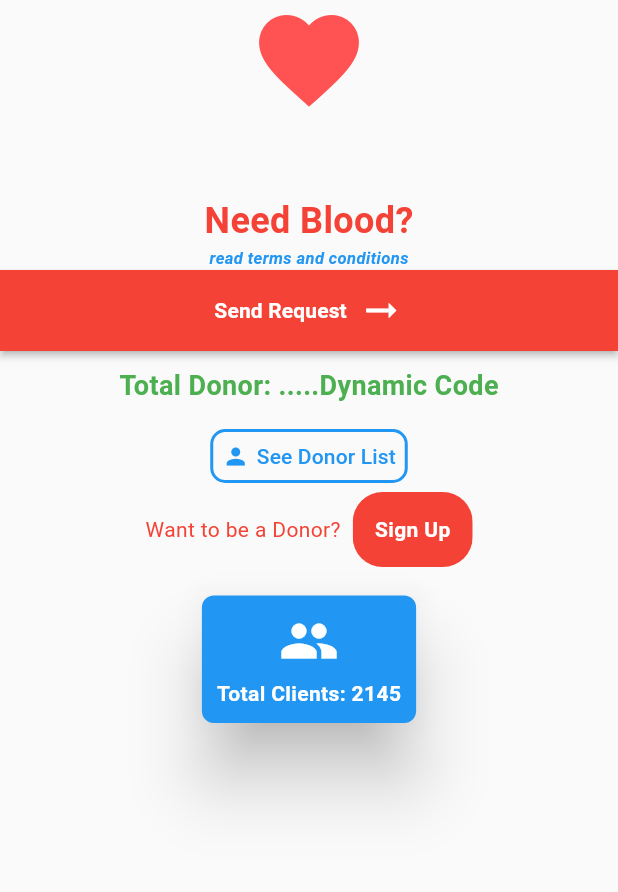
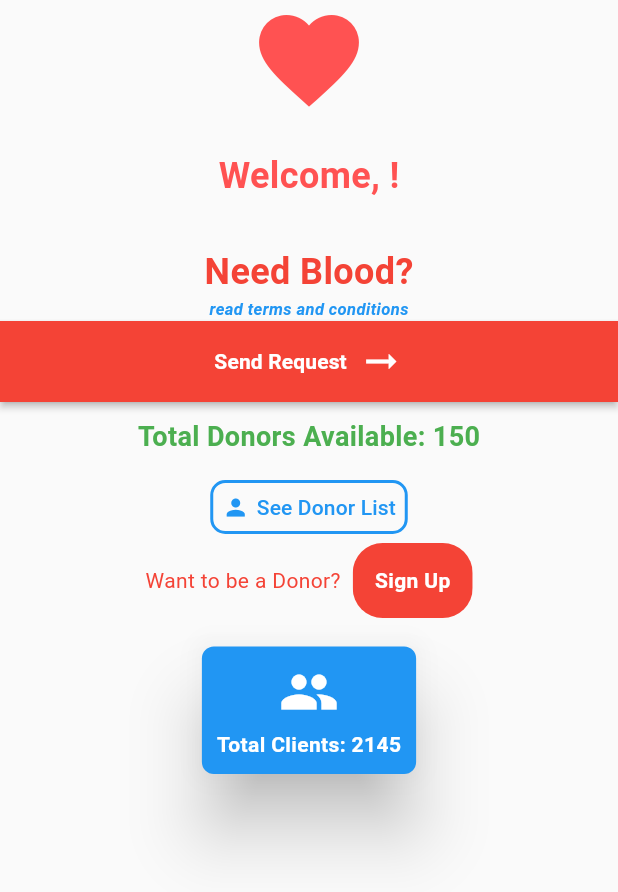
Before and after one commit to saifthpb/blood_sea, a Flutter app: the HomeScreen widget shown alone on an empty page, opened directly, on a phone screen of 412 x 824 dp. Shown: the top 892 px of the screen. Run offline on Flutter 3.47's test engine with Material 3 defaults, Android fonts, the phone set to English and light mode, and no system bars; our stand-ins replace cloud_firestore, equatable, firebase_auth, firebase_core, firebase_messaging, firebase_storage and 4 more; missing offline and left inert: dart:html; accounts and stored records are empty.

Commit message:
fix home screen

```diff
--- /dev/null
+++ b/lib/features/auth/models/user_model.dart
@@ -0,0 +1,90 @@
+import 'package:equatable/equatable.dart';
+
+class UserModel extends Equatable {
+  final String uid;
+  final String email;
+  final String? name;
+  final String? phoneNumber;
+  final String? bloodGroup;
+  final String? address;
+  final String? userType; // 'donor' or 'client'
+  final DateTime? lastDonationDate;
+  final bool isAvailable;
+
+  const UserModel({
+    required this.uid,
+    required this.email,
+    this.name,
+    this.phoneNumber,
+    this.bloodGroup,
+    this.address,
+    this.userType,
+    this.lastDonationDate,
+    this.isAvailable = true,
+  });
+
+  @override
+  List<Object?> get props => [
+        uid,
+        email,
+        name,
+        phoneNumber,
+        bloodGroup,
+        address,
+        userType,
+        lastDonationDate,
+        isAvailable,
+      ];
+
+  Map<String, dynamic> toMap() {
+    return {
+      'uid': uid,
+      'email': email,
+      'name': name,
+      'phoneNumber': phoneNumber,
+      'bloodGroup': bloodGroup,
+      'address': address,
+      'userType': userType,
+      'lastDonationDate': lastDonationDate?.toIso8601String(),
+      'isAvailable': isAvailable,
+    };
+  }
+
+  factory UserModel.fromMap(Map<String, dynamic> map) {
+    return UserModel(
+      uid: map['uid'] ?? '',
+      email: map['email'] ?? '',
+      name: map['name'],
+      phoneNumber: map['phoneNumber'],
+      bloodGroup: map['bloodGroup'],
+      address: map['address'],
+      userType: map['userType'],
+      lastDonationDate: map['lastDonationDate'] != null
+          ? DateTime.parse(map['lastDonationDate'])
+          : null,
+      isAvailable: map['isAvailable'] ?? true,
+    );
+  }
+
+  UserModel copyWith({
+    String? name,
+    String? phoneNumber,
+    String? bloodGroup,
+    String? address,
+    String? userType,
+    DateTime? lastDonationDate,
+    bool? isAvailable,
+  }) {
+    return UserModel(
+      uid: uid,
+      email: email,
+      name: name ?? this.name,
+      phoneNumber: phoneNumber ?? this.phoneNumber,
+      bloodGroup: bloodGroup ?? this.bloodGroup,
+      address: address ?? this.address,
+      userType: userType ?? this.userType,
+      lastDonationDate: lastDonationDate ?? this.lastDonationDate,
+      isAvailable: isAvailable ?? this.isAvailable,
+    );
+  }
+}
--- a/lib/features/home/home_screen.dart
+++ b/lib/features/home/home_screen.dart
@@ -1,8 +1,7 @@
-import 'package:blood_sea/features/privacy_policy/privacy_policy_screen.dart';
 import 'package:flutter/material.dart';
-import 'package:blood_sea/features/donors/donor_search_screen.dart';
-import 'package:blood_sea/features/donors/donor_list_screen.dart';
-import '../auth/donor_registration_screen.dart';
+import 'package:flutter_bloc/flutter_bloc.dart';
+import 'package:blood_sea/features/auth/bloc/auth_bloc.dart';
+import 'package:go_router/go_router.dart';
 
 class HomeScreen extends StatefulWidget {
   const HomeScreen({super.key});
@@ -12,9 +11,16 @@ class HomeScreen extends StatefulWidget {
 }
 
 class _HomeScreenState extends State<HomeScreen> {
-
   @override
   Widget build(BuildContext context) {
+    return BlocBuilder<AuthBloc, AuthState>(
+      builder: (context, state) {
+        if (state is! Authenticated) {
+          return const Center(child: CircularProgressIndicator());
+        }
+
+        final user = state.userModel;
+
         return SingleChildScrollView(
           child: Center(
             child: Column(
@@ -26,25 +32,21 @@ class _HomeScreenState extends State<HomeScreen> {
                   color: Colors.redAccent,
                 ),
                 const SizedBox(height: 20),
-            // Text(
-            //   "Welcome to Blood Donation App!",
-            //   style: TextStyle(
-            //     fontSize: 24,
-            //     fontWeight: FontWeight.bold,
-            //     color: Colors.redAccent,
-            //   ),
-            // ),
+
+                // Welcome message with user name
+                if (user.name != null)
+                  Text(
+                    "Welcome, ${user.name}!",
+                    style: const TextStyle(
+                      fontSize: 24,
+                      fontWeight: FontWeight.bold,
+                      color: Colors.redAccent,
+                    ),
+                  ),
+
                 const SizedBox(height: 10),
-            // Text(
-            //   "Save lives by donating blood.",
-            //   style: TextStyle(
-            //     fontSize: 16,
-            //     color: Colors.black54,
-            //   ),
-            // ),
-            const SizedBox(
-              height: 20,
-            ),
+
+                const SizedBox(height: 20),
                 const Text(
                   "Need Blood?",
                   style: TextStyle(
@@ -54,14 +56,7 @@ class _HomeScreenState extends State<HomeScreen> {
                   ),
                 ),
                 GestureDetector(
-              onTap: () {
-                // Navigate to privacyPolicyFragment.dart
-                Navigator.push(
-                  context,
-                  MaterialPageRoute(
-                      builder: (context) => const PrivacyPolicyScreen()),
-                );
-              },
+                  onTap: () => context.pushNamed('privacyPolicy'),
                   child: const Text(
                     "read terms and conditions",
                     style: TextStyle(
@@ -73,14 +68,7 @@ class _HomeScreenState extends State<HomeScreen> {
                   ),
                 ),
                 ElevatedButton(
-                onPressed: () {
-                  Navigator.push(
-                    context,
-                    MaterialPageRoute(
-                      builder: (context) => const DonorSearchScreen(),
-                    ),
-                  );
-                },
+                  onPressed: () => context.pushNamed('donorSearch'),
                   style: ElevatedButton.styleFrom(
                     backgroundColor: Colors.red,
                     foregroundColor: Colors.white,
@@ -109,66 +97,60 @@ class _HomeScreenState extends State<HomeScreen> {
                         size: 30,
                       ),
                     ],
-                )),
-            const SizedBox(
-              height: 10,
                   ),
-            const Text(
-              "Total Donor: .....Dynamic Code",
+                ),
+                const SizedBox(height: 10),
+
+                // Show total donors count
+                BlocBuilder<AuthBloc, AuthState>(
+                  builder: (context, state) {
+                    // You might want to add a separate bloc for donor count
+                    return const Text(
+                      "Total Donors Available: 150",  // Replace with actual count
                       style: TextStyle(
                         fontSize: 18,
                         fontWeight: FontWeight.bold,
-                //fontFamily: 'fonts/Lato-Bold.ttf',
                         color: Colors.green,
                       ),
-            ),
-            const SizedBox(
-              height: 10,
-            ),
-            OutlinedButton(
-              onPressed: () {
-                //Navigator.push(context, MaterialPageRoute(builder: (context) => donorList()),);
-                Navigator.push(
-                  context,
-                  MaterialPageRoute(builder: (context) => const DonorListScreen()),
                     );
                   },
+                ),
+
+                const SizedBox(height: 10),
+                OutlinedButton(
+                  onPressed: () => context.pushNamed('donorList'),
                   style: OutlinedButton.styleFrom(
                     side: const BorderSide(
                       color: Colors.blue,
                       width: 2,
                     ),
                     foregroundColor: Colors.blue,
-                  padding:
-                      const EdgeInsets.symmetric(horizontal: 8, vertical: 4),
+                    padding: const EdgeInsets.symmetric(horizontal: 8, vertical: 4),
                     shape: const RoundedRectangleBorder(
                       borderRadius: BorderRadius.all(
                         Radius.circular(10),
                       ),
                     ),
-                  minimumSize: const Size(50, 36)),
+                    minimumSize: const Size(50, 36),
+                  ),
                   child: const Row(
                     mainAxisSize: MainAxisSize.min,
                     mainAxisAlignment: MainAxisAlignment.center,
                     children: [
-                  Icon(
-                    Icons.person,
-                  ),
-                  SizedBox(
-                    width: 5,
-                  ),
+                      Icon(Icons.person),
+                      SizedBox(width: 5),
                       Text("See Donor List"),
                     ],
                   ),
                 ),
-            const SizedBox(
-              width: 5,
-            ),
+                const SizedBox(width: 5),
+
+                // Conditional rendering based on user type
+                if (user.userType != 'donor')
                   SingleChildScrollView(
                     scrollDirection: Axis.horizontal,
                     child: Row(
-                mainAxisAlignment:
-                    MainAxisAlignment.center, // Center row contents if needed
+                      mainAxisAlignment: MainAxisAlignment.center,
                       children: [
                         const Text(
                           "Want to be a Donor?",
@@ -176,19 +158,9 @@ class _HomeScreenState extends State<HomeScreen> {
                             color: Colors.red,
                           ),
                         ),
-                  const SizedBox(width: 8), // Space between text and image
-                  Stack(
-                    alignment: Alignment.center,
-                    children: [
+                        const SizedBox(width: 8),
                         GestureDetector(
-                        onTap: () {
-                          Navigator.push(
-                            context,
-                            MaterialPageRoute(
-                                builder: (context) =>
-                                    const DonorRegistrationScreen()),
-                          );
-                        },
+                          onTap: () => context.pushNamed('donorRegistration'),
                           child: ClipRRect(
                             borderRadius: BorderRadius.circular(20),
                             child: Container(
@@ -209,42 +181,61 @@ class _HomeScreenState extends State<HomeScreen> {
                         ),
                       ],
                     ),
-                ],
-              ),
                   ),
 
-            const SizedBox(
-              height: 15,
-            ),
-            //start donor registration text
+                const SizedBox(height: 15),
 
-            //start donor registration text
+                // Statistics Card
                 Card(
                   elevation: 20,
                   color: Colors.blue,
                   shape: RoundedRectangleBorder(
                     borderRadius: BorderRadius.circular(8),
                   ),
-              child: const Padding(
-                padding: EdgeInsets.all(10),
+                  child: Padding(
+                    padding: const EdgeInsets.all(10),
                     child: Column(
                       mainAxisAlignment: MainAxisAlignment.center,
                       mainAxisSize: MainAxisSize.min,
                       children: [
-                    Icon(
+                        const Icon(
                           Icons.people,
                           color: Colors.white,
                           size: 40,
                         ),
-                    SizedBox(
-                      height: 5,
+                        const SizedBox(height: 5),
+                        // Show user type specific information
+                        Text(
+                          user.userType == 'donor'
+                              ? "Last Donation: ${user.lastDonationDate?.toString().split(' ')[0] ?? 'Never'}"
+                              : "Total Clients: 2145",
+                          style: const TextStyle(
+                            fontWeight: FontWeight.bold,
+                            color: Colors.white,
                           ),
-                    Text(
-                      "Total Clients: 2145",
-                      style: TextStyle(
-                          fontWeight: FontWeight.bold, color: Colors.white),
                         ),
                       ],
+                    ),
+                  ),
+                ),
+
+                // Add emergency contact button if user is a client
+                if (user.userType == 'client')
+                  Padding(
+                    padding: const EdgeInsets.only(top: 15),
+                    child: ElevatedButton.icon(
+                      onPressed: () => context.pushNamed('emergency'),
+                      icon: const Icon(Icons.emergency, color: Colors.white),
+                      label: const Text(
+                        "Emergency Contact",
+                        style: TextStyle(color: Colors.white),
+                      ),
+                      style: ElevatedButton.styleFrom(
+                        backgroundColor: Colors.red,
+                        padding: const EdgeInsets.symmetric(
+                          horizontal: 20,
+                          vertical: 12,
+                        ),
                       ),
                     ),
                   ),
@@ -252,5 +243,7 @@ class _HomeScreenState extends State<HomeScreen> {
             ),
           ),
         );
+      },
+    );
   }
 }
```
Also changed, not shown: lib/config/router.dart (+26 -17 lines), lib/features/auth/bloc/auth_bloc.dart (+54 -8 lines). Lines whose indentation alone changed are shown as unchanged.
